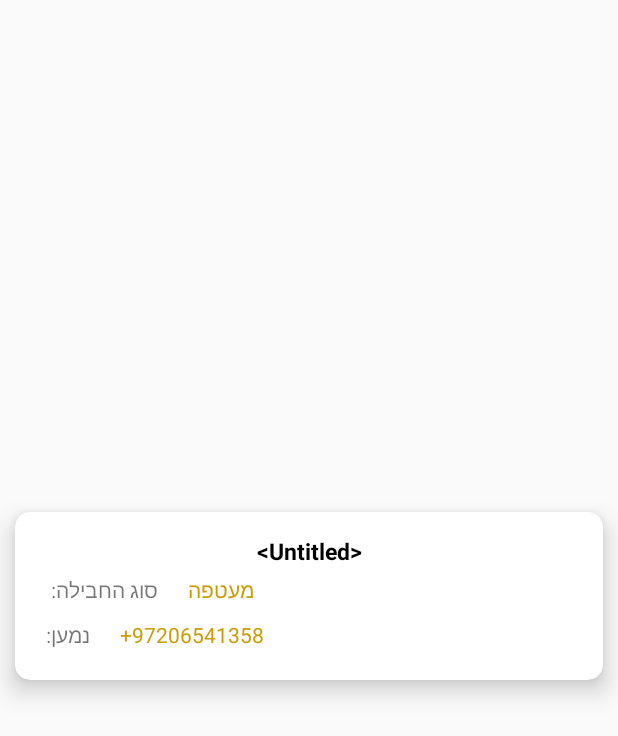
After one commit to mickeygoldmeier/DDC, an Android app: the layout parcel_view_holder.xml on its own in the app's theme, with its tools: preview values and no code run, on a phone screen of 412 x 824 dp. The commit adds this screen. Shown: the top 736 px of the screen. Run offline under Robolectric (Android 15) with nearby library versions, the phone set to English and light mode, and no system bars.

Commit message:
GUI improvement

```diff
--- a/app/build.gradle
+++ b/app/build.gradle
@@ -42,4 +42,5 @@ dependencies {
     testImplementation 'junit:junit:4.12'
     androidTestImplementation 'androidx.test.ext:junit:1.1.0'
     androidTestImplementation 'androidx.test.espresso:espresso-core:3.1.1'
+    implementation 'com.android.support:recyclerview-v7:26.1.0'
 }
--- /dev/null
+++ b/app/src/main/res/layout/parcel_view_holder.xml
@@ -0,0 +1,81 @@
+<?xml version="1.0" encoding="utf-8"?>
+<androidx.cardview.widget.CardView xmlns:android="http://schemas.android.com/apk/res/android"
+    xmlns:app="http://schemas.android.com/apk/res-auto"
+    xmlns:tools="http://schemas.android.com/tools"
+    android:id="@+id/parcel_view_cv"
+    android:layout_width="match_parent"
+    android:layout_height="wrap_content"
+    android:layout_gravity="center"
+    android:layout_marginStart="10dp"
+    android:layout_marginTop="5dp"
+    android:layout_marginEnd="10dp"
+    android:layout_marginBottom="20dp"
+    android:clickable="true"
+    app:cardCornerRadius="10dp"
+    app:cardElevation="10dp"
+    app:cardMaxElevation="20dp"
+    tools:context=".UI.ParcelViewHolder">
+
+    <LinearLayout
+        android:layout_width="match_parent"
+        android:layout_height="match_parent"
+        android:orientation="vertical"
+        android:padding="15dp">
+
+        <TextView
+            android:id="@+id/parcel_id_tv"
+            android:layout_width="match_parent"
+            android:layout_height="wrap_content"
+            android:gravity="center"
+            android:text="@android:string/untitled"
+            android:textColor="#000000"
+            android:textSize="15dp"
+            android:textStyle="bold" />
+
+        <GridLayout
+            android:layout_width="match_parent"
+            android:layout_height="wrap_content"
+            android:orientation="horizontal"
+            android:padding="5dp">
+
+            <TextView
+                android:layout_width="wrap_content"
+                android:layout_height="wrap_content"
+                android:layout_gravity="start"
+                android:layout_marginEnd="20dp"
+                android:text="סוג החבילה: " />
+
+            <TextView
+                android:id="@+id/parcel_type_tv"
+                android:layout_width="wrap_content"
+                android:layout_height="wrap_content"
+                android:layout_gravity="start"
+                android:text="מעטפה"
+                android:textColor="@color/colorPrimaryDark" />
+        </GridLayout>
+
+        <GridLayout
+            android:layout_width="match_parent"
+            android:layout_height="wrap_content"
+            android:orientation="horizontal"
+            android:padding="5dp">
+
+            <TextView
+                android:layout_width="wrap_content"
+                android:layout_height="wrap_content"
+                android:layout_gravity="start"
+                android:layout_marginEnd="20dp"
+                android:text="נמען:" />
+
+            <TextView
+                android:id="@+id/parcel_recipient_tv"
+                android:layout_width="wrap_content"
+                android:layout_height="wrap_content"
+                android:layout_gravity="start"
+                android:text="+97206541358"
+                android:textColor="@color/colorPrimaryDark"
+                android:textDirection="ltr" />
+        </GridLayout>
+
+    </LinearLayout>
+</androidx.cardview.widget.CardView>
```
Also changed, not shown: app/src/main/java/com/ddc/UI/FriendsParcels/FriendsParcelsFragment.java (+10 -8 lines), app/src/main/java/com/ddc/UI/FriendsParcels/FriendsParcelsViewModel.java (+32 -16 lines), app/src/main/java/com/ddc/UI/ParcelViewHolder.java (added, +43 -0 lines), app/src/main/res/layout/fragment_friends_parcels.xml (+4 -12 lines), app/src/main/res/values/attrs_parcel_view_holder.xml (added, +8 -0 lines).
